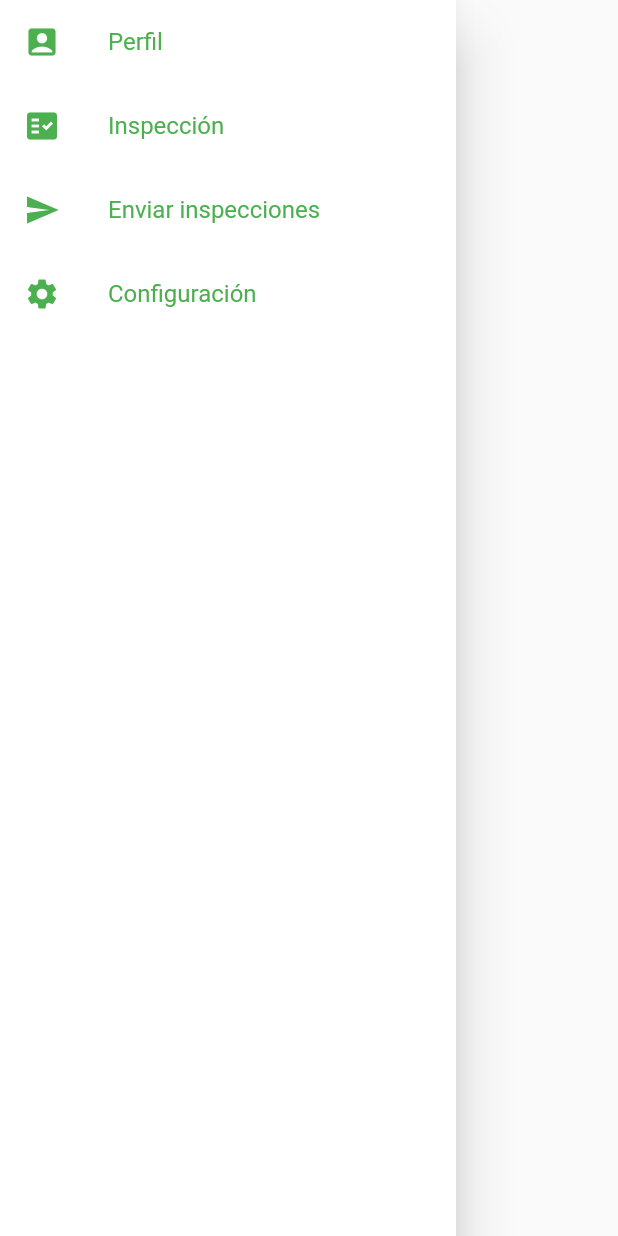
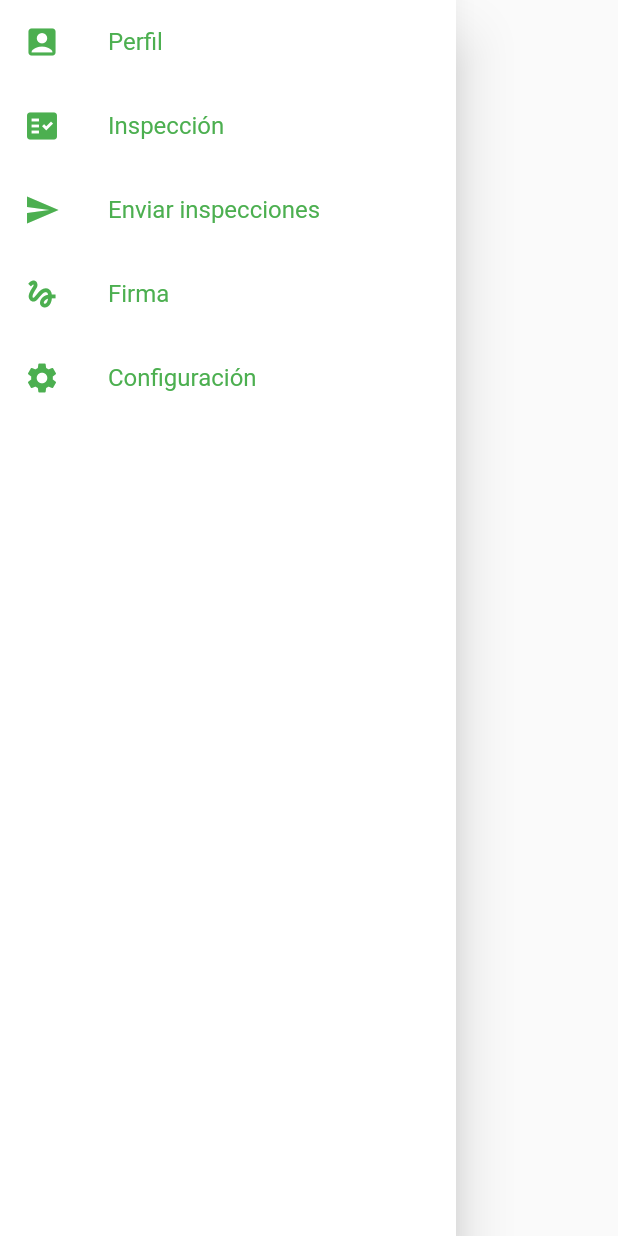
Before and after one commit to eadelson9602/app_qinspecting, a Flutter app: the CustomDrawer widget shown alone on an empty page, opened directly, on a phone screen of 412 x 824 dp. Run offline on Flutter 3.47's test engine with Material 2 defaults, Android fonts, the phone set to English and light mode, and no system bars; our stand-ins replace date_time_picker, dio, image_picker, sqflite; accounts and stored records are empty; project files that could hold a hidden picture were left out.

Commit message:
Se referencia al router la vista firma digital

```diff
--- a/lib/main.dart
+++ b/lib/main.dart
@@ -53,7 +53,8 @@ class MyApp extends StatelessWidget {
         'login': (_) => const LoginScreen(),
         'home': (_) => const LoadHomeScreen(),
         'profile': (_) => const ProfileScreen(),
-        'inspeccion': (_) => const ScaffoldInspeccionScreen()
+        'inspeccion': (_) => const ScaffoldInspeccionScreen(),
+        'signature': (_) => const SignatureScreen(),
       },
     );
   }
--- a/lib/widgets/custom_drawer.dart
+++ b/lib/widgets/custom_drawer.dart
@@ -36,6 +36,10 @@ class CustomDrawer extends StatelessWidget {
               title: Text('Enviar inspecciones',
                   style: TextStyle(color: Colors.green)),
             ),
+            ListTile(
+                leading: Icon(Icons.gesture, color: Colors.green),
+                title: Text('Firma', style: TextStyle(color: Colors.green)),
+                onTap: () => Navigator.popAndPushNamed(context, 'signature')),
             const ListTile(
               leading: Icon(Icons.settings, color: Colors.green),
               title:
```
